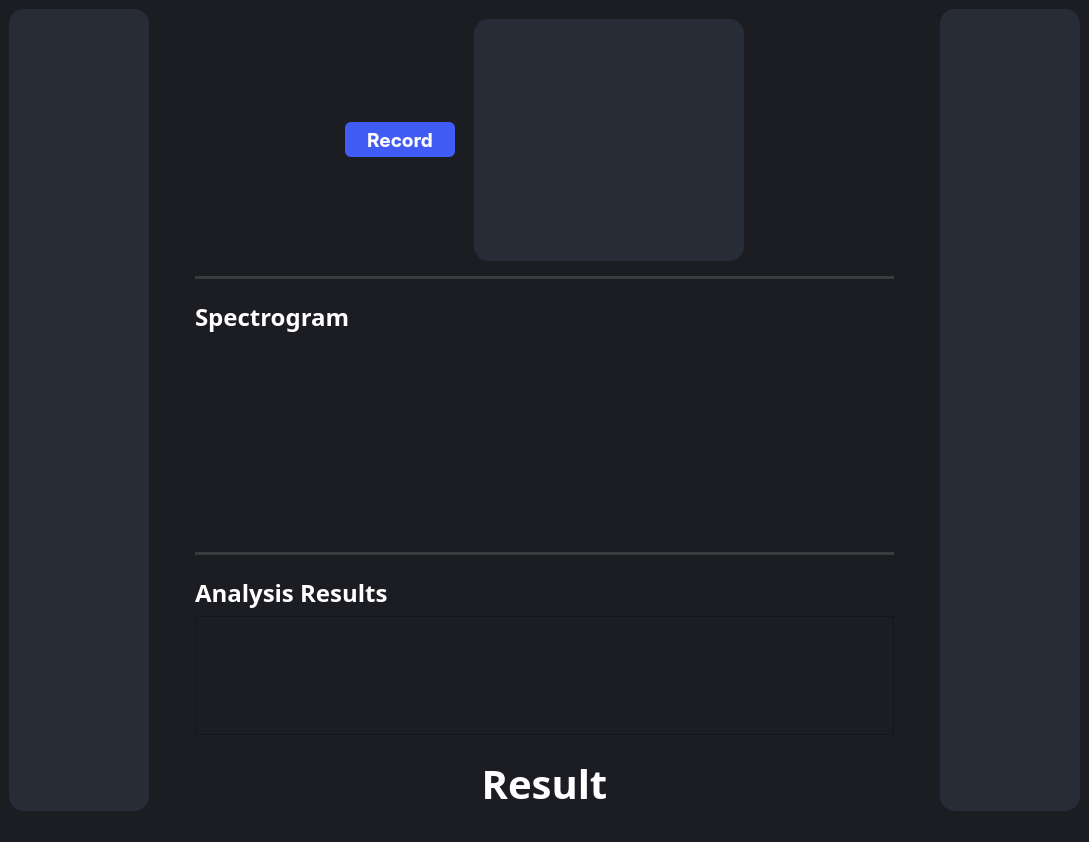
The window that mainwindow.ui (mohamedmosilhy/Voiceprint-security-system) describes before a commit, drawn with Qt 5.
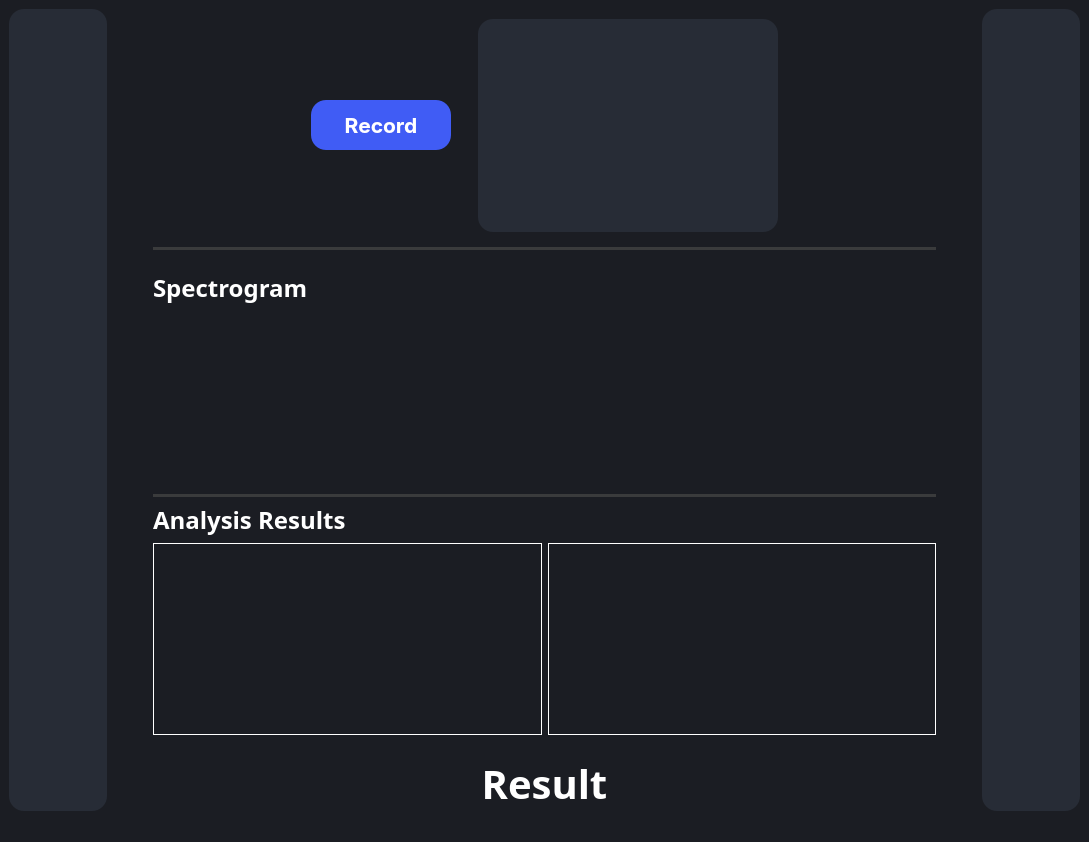
The same window after the commit. Icons and pictures are not drawn.

Diff of the .ui file:
```diff
--- a/mainwindow.ui
+++ b/mainwindow.ui
@@ -17,65 +17,52 @@
    <string notr="true">background-color: #1b1d23;</string>
   </property>
   <widget class="QWidget" name="centralwidget">
-   <layout class="QGridLayout" name="gridLayout">
-    <item row="0" column="0">
-     <layout class="QHBoxLayout" name="horizontalLayout_3" stretch="2,0,10,0,2">
-      <item>
-       <widget class="QFrame" name="frame">
-        <property name="styleSheet">
-         <string notr="true">border-radius: 15px;
-background-color: rgb(39, 44, 54);
-border: none;</string>
-        </property>
-        <property name="frameShape">
-         <enum>QFrame::StyledPanel</enum>
-        </property>
-        <property name="frameShadow">
-         <enum>QFrame::Raised</enum>
-        </property>
-       </widget>
-      </item>
-      <item>
-       <spacer name="horizontalSpacer">
-        <property name="orientation">
-         <enum>Qt::Horizontal</enum>
-        </property>
-        <property name="sizeType">
-         <enum>QSizePolicy::Minimum</enum>
-        </property>
-        <property name="sizeHint" stdset="0">
-         <size>
-          <width>40</width>
-          <height>20</height>
-         </size>
-        </property>
-       </spacer>
-      </item>
-      <item>
-       <layout class="QVBoxLayout" name="verticalLayout_3" stretch="3,0,3,0,2,0">
-        <item>
+   <layout class="QGridLayout" name="gridLayout" rowstretch="0,0,0,0,0,0" columnstretch="1,0,8,0,1">
+    <item row="0" column="2">
          <layout class="QHBoxLayout" name="horizontalLayout">
           <property name="spacing">
            <number>19</number>
           </property>
           <property name="leftMargin">
-           <number>150</number>
+       <number>0</number>
           </property>
           <property name="topMargin">
            <number>10</number>
           </property>
           <property name="rightMargin">
-           <number>150</number>
+       <number>0</number>
           </property>
           <property name="bottomMargin">
            <number>9</number>
           </property>
+      <item>
+       <spacer name="horizontalSpacer_3">
+        <property name="orientation">
+         <enum>Qt::Horizontal</enum>
+        </property>
+        <property name="sizeType">
+         <enum>QSizePolicy::Minimum</enum>
+        </property>
+        <property name="sizeHint" stdset="0">
+         <size>
+          <width>150</width>
+          <height>20</height>
+         </size>
+        </property>
+       </spacer>
+      </item>
           <item>
            <widget class="QPushButton" name="recordButton">
+        <property name="maximumSize">
+         <size>
+          <width>140</width>
+          <height>50</height>
+         </size>
+        </property>
             <property name="font">
              <font>
               <family>-apple-system</family>
-              <pointsize>14</pointsize>
+          <pointsize>16</pointsize>
               <bold>true</bold>
              </font>
             </property>
@@ -84,7 +71,7 @@
   appearance: button;
   backface-visibility: hidden;
   background-color: #405cf5;
-  border-radius: 6px;
+  border-radius: 15px;
   border-width: 0;
   box-shadow: rgba(50, 50, 93, .1) 0 0 0 1px inset,rgba(50, 50, 93, .1) 0 2px 5px 0,rgba(0, 0, 0, .07) 0 1px 1px 0;
   box-sizing: border-box;
@@ -123,14 +110,26 @@
             </property>
             <property name="iconSize">
              <size>
-              <width>25</width>
-              <height>25</height>
+          <width>30</width>
+          <height>30</height>
              </size>
             </property>
            </widget>
           </item>
           <item>
            <widget class="QListWidget" name="membersList">
+        <property name="minimumSize">
+         <size>
+          <width>250</width>
+          <height>0</height>
+         </size>
+        </property>
+        <property name="maximumSize">
+         <size>
+          <width>300</width>
+          <height>400</height>
+         </size>
+        </property>
             <property name="styleSheet">
              <string notr="true">            QListWidget {
                 background-color: rgb(39, 44, 54);
@@ -163,9 +162,25 @@
             </property>
            </widget>
           </item>
-         </layout>
-        </item>
         <item>
+       <spacer name="horizontalSpacer_4">
+        <property name="orientation">
+         <enum>Qt::Horizontal</enum>
+        </property>
+        <property name="sizeType">
+         <enum>QSizePolicy::Minimum</enum>
+        </property>
+        <property name="sizeHint" stdset="0">
+         <size>
+          <width>150</width>
+          <height>20</height>
+         </size>
+        </property>
+       </spacer>
+      </item>
+     </layout>
+    </item>
+    <item row="1" column="2">
          <widget class="Line" name="line_8">
           <property name="styleSheet">
            <string notr="true">/* Line style */
@@ -194,7 +209,23 @@
           </property>
          </widget>
         </item>
-        <item>
+    <item row="2" column="1">
+     <spacer name="horizontalSpacer">
+      <property name="orientation">
+       <enum>Qt::Horizontal</enum>
+      </property>
+      <property name="sizeType">
+       <enum>QSizePolicy::Minimum</enum>
+      </property>
+      <property name="sizeHint" stdset="0">
+       <size>
+        <width>40</width>
+        <height>20</height>
+       </size>
+      </property>
+     </spacer>
+    </item>
+    <item row="2" column="2">
          <layout class="QVBoxLayout" name="verticalLayout_2" stretch="0,8">
           <property name="spacing">
            <number>2</number>
@@ -207,6 +238,12 @@
           </property>
           <item>
            <widget class="QLabel" name="label_4">
+        <property name="maximumSize">
+         <size>
+          <width>200</width>
+          <height>16777215</height>
+         </size>
+        </property>
             <property name="font">
              <font>
               <family>Overpass Black</family>
@@ -226,6 +263,12 @@
           </item>
           <item>
            <widget class="QWidget" name="spectrogram" native="true">
+        <property name="maximumSize">
+         <size>
+          <width>1000</width>
+          <height>400</height>
+         </size>
+        </property>
             <property name="styleSheet">
              <string notr="true">margin: 1px 140px;
 color: white;</string>
@@ -234,7 +277,23 @@
           </item>
          </layout>
         </item>
-        <item>
+    <item row="2" column="3">
+     <spacer name="horizontalSpacer_2">
+      <property name="orientation">
+       <enum>Qt::Horizontal</enum>
+      </property>
+      <property name="sizeType">
+       <enum>QSizePolicy::Minimum</enum>
+      </property>
+      <property name="sizeHint" stdset="0">
+       <size>
+        <width>40</width>
+        <height>20</height>
+       </size>
+      </property>
+     </spacer>
+    </item>
+    <item row="3" column="2">
          <widget class="Line" name="line_9">
           <property name="styleSheet">
            <string notr="true">/* Line style */
@@ -263,13 +322,10 @@
           </property>
          </widget>
         </item>
+    <item row="4" column="2">
+     <layout class="QVBoxLayout" name="verticalLayout">
         <item>
-         <layout class="QVBoxLayout" name="verticalLayout" stretch="0,5">
-          <property name="topMargin">
-           <number>15</number>
-          </property>
-          <item>
-           <widget class="QLabel" name="label">
+       <widget class="QLabel" name="label_5">
             <property name="font">
              <font>
               <family>Overpass Black</family>
@@ -288,11 +344,104 @@
            </widget>
           </item>
           <item>
-           <widget class="QTextEdit" name="analysisResult"/>
-          </item>
-         </layout>
-        </item>
-        <item>
+       <layout class="QHBoxLayout" name="horizontalLayout_3">
+        <item>
+         <widget class="QTableView" name="wordTable">
+          <property name="maximumSize">
+           <size>
+            <width>400</width>
+            <height>300</height>
+           </size>
+          </property>
+          <property name="styleSheet">
+           <string notr="true">/* Apply dark theme to QTableView */
+
+QTableView {
+    alternate-background-color: #353535; /* Alternate row background color */
+    selection-background-color: #4577b3; /* Selection background color */
+    color: #FFFFFF; /* Text color */
+    gridline-color: #666666; /* Grid line color */
+    border: 1px solid white; /* Border color */
+}
+
+QHeaderView {
+    background-color: #1E1E1E; /* Header background color */
+    color: #FFFFFF; /* Header text color */
+    border: 1px solid #2E2E2E; /* Header border color */
+}
+
+QHeaderView::section {
+    background-color: #1E1E1E; /* Section background color */
+    color: #FFFFFF; /* Section text color */
+    padding: 4px; /* Padding for the section */
+    border: 1px solid #2E2E2E; /* Section border color */
+}
+
+QTableView::item {
+    padding: 4px; /* Padding for table items */
+}
+
+QTableView::item:selected {
+    background-color: #4577b3; /* Selected item background color */
+    color: #FFFFFF; /* Selected item text color */
+}
+
+
+</string>
+          </property>
+         </widget>
+        </item>
+        <item>
+         <widget class="QTableView" name="personTable">
+          <property name="maximumSize">
+           <size>
+            <width>400</width>
+            <height>300</height>
+           </size>
+          </property>
+          <property name="styleSheet">
+           <string notr="true">/* Apply dark theme to QTableView */
+
+QTableView {
+    alternate-background-color: #353535; /* Alternate row background color */
+    selection-background-color: #4577b3; /* Selection background color */
+    color: #FFFFFF; /* Text color */
+    gridline-color: #666666; /* Grid line color */
+    border: 1px solid white; /* Border color */
+}
+
+QHeaderView {
+    background-color: #1E1E1E; /* Header background color */
+    color: #FFFFFF; /* Header text color */
+    border: 1px solid #2E2E2E; /* Header border color */
+}
+
+QHeaderView::section {
+    background-color: #1E1E1E; /* Section background color */
+    color: #FFFFFF; /* Section text color */
+    padding: 4px; /* Padding for the section */
+    border: 1px solid #2E2E2E; /* Section border color */
+}
+
+QTableView::item {
+    padding: 4px; /* Padding for table items */
+}
+
+QTableView::item:selected {
+    background-color: #4577b3; /* Selected item background color */
+    color: #FFFFFF; /* Selected item text color */
+}
+
+
+</string>
+          </property>
+         </widget>
+        </item>
+       </layout>
+      </item>
+     </layout>
+    </item>
+    <item row="5" column="2">
          <layout class="QHBoxLayout" name="horizontalLayout_2" stretch="2">
           <property name="topMargin">
            <number>15</number>
@@ -324,25 +473,7 @@
           </item>
          </layout>
         </item>
-       </layout>
-      </item>
-      <item>
-       <spacer name="horizontalSpacer_2">
-        <property name="orientation">
-         <enum>Qt::Horizontal</enum>
-        </property>
-        <property name="sizeType">
-         <enum>QSizePolicy::Minimum</enum>
-        </property>
-        <property name="sizeHint" stdset="0">
-         <size>
-          <width>40</width>
-          <height>20</height>
-         </size>
-        </property>
-       </spacer>
-      </item>
-      <item>
+    <item row="0" column="4" rowspan="6">
        <widget class="QFrame" name="frame_2">
         <property name="styleSheet">
          <string notr="true">border-radius: 15px;
@@ -357,7 +488,20 @@
         </property>
        </widget>
       </item>
-     </layout>
+    <item row="0" column="0" rowspan="6">
+     <widget class="QFrame" name="frame">
+      <property name="styleSheet">
+       <string notr="true">border-radius: 15px;
+background-color: rgb(39, 44, 54);
+border: none;</string>
+      </property>
+      <property name="frameShape">
+       <enum>QFrame::StyledPanel</enum>
+      </property>
+      <property name="frameShadow">
+       <enum>QFrame::Raised</enum>
+      </property>
+     </widget>
     </item>
    </layout>
   </widget>
```
Left out of the diff: 2 changed lines with no effect on the pictures. Lines whose indentation alone changed are shown as unchanged.
